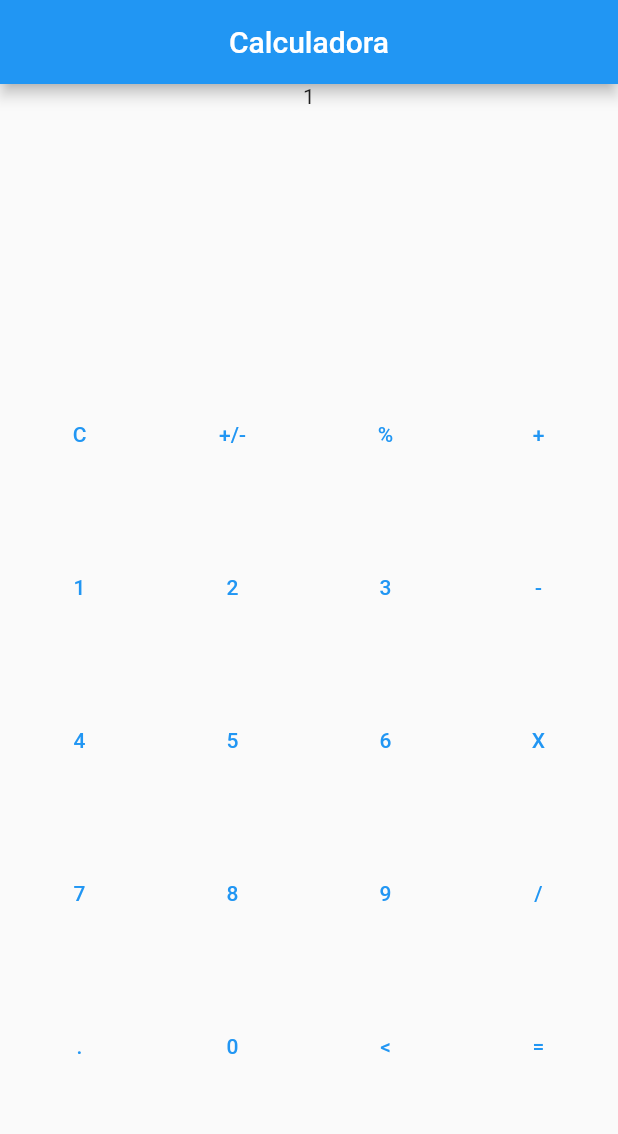
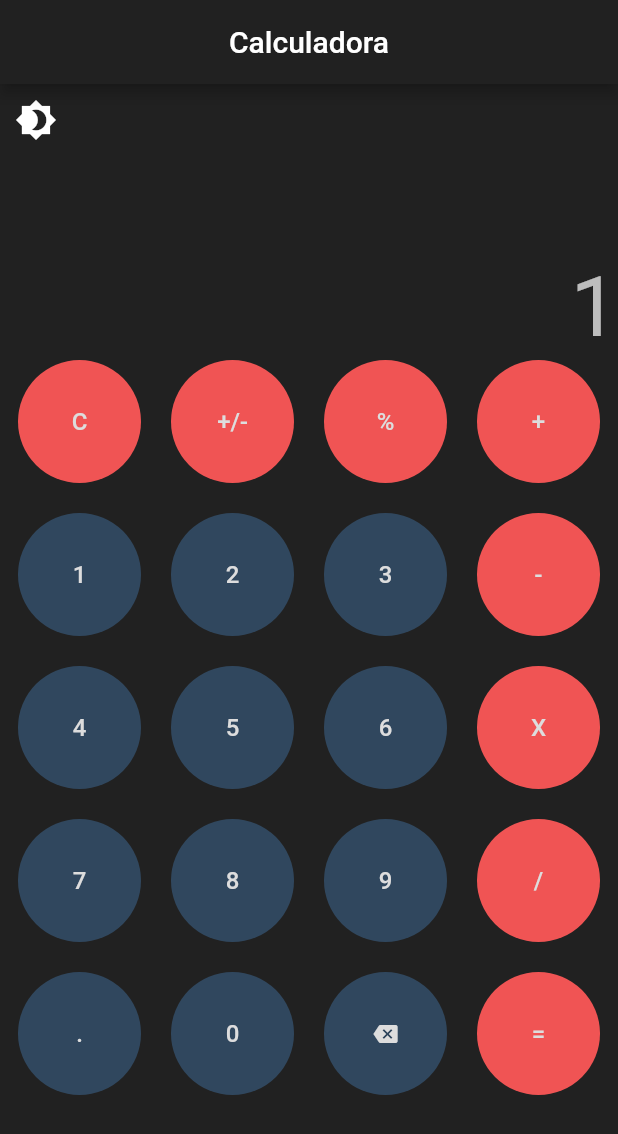
Before and after one commit to Misas10/Calculadora-Flutter, a Flutter app: the screen it shows after launch, after a tap on an icon or button, on a phone screen of 412 x 824 dp. Shown: the top 1134 px of the screen. Run offline on Flutter 3.47's test engine with Material 2 defaults, Android fonts, the phone set to English and light mode, and no system bars.

Commit message:
Ui changes

```diff
--- a/lib/app.dart
+++ b/lib/app.dart
@@ -3,6 +3,7 @@ import 'package:calculadora/providers/input_provider.dart';
 import 'package:flutter/material.dart';
 import 'package:provider/provider.dart';
 import 'widgets/buttons.dart';
+import 'providers/theme_provider.dart';
 
 class Interface extends StatefulWidget {
   @override
@@ -12,27 +13,49 @@ class Interface extends StatefulWidget {
 class _InterfaceState extends State<Interface> {
   @override
   Widget build(BuildContext context) {
-    String inputText = Provider.of<InputNumber>(context).num.toString();
+    final String inputText = Provider.of<InputNumber>(context).num.toString();
 
     return Container(
       child: Scaffold(
         appBar: AppBar(
-          title: Text("Calculadora"),
+          title: Text(
+            "Calculadora",
+          ),
           centerTitle: true,
         ),
         body: Column(
-          mainAxisAlignment: MainAxisAlignment.spaceEvenly,
+          mainAxisAlignment: MainAxisAlignment.spaceBetween,
+          crossAxisAlignment: CrossAxisAlignment.start,
           children: [
+            IconButton(
+              onPressed: () {
+                final provider =
+                    Provider.of<ThemeProvider>(context, listen: false);
+                provider.changeTheme();
+              },
+              // color: Colors.red,
+              icon: const Icon(
+                Icons.brightness_4,
+                size: 28,
+              ),
+            ),
+            SizedBox(height: 68),
             Consumer<InputNumber>(
               builder: (context, value, child) {
-                return Text(inputText);
+                return Container(
+                  constraints: BoxConstraints(maxHeight: 56),
+                  width: double.infinity,
+                  child: Text(
+                    inputText,
+                    textAlign: TextAlign.end,
+                    style: Theme.of(context).textTheme.headline2,
+                  ),
+                );
               },
             ),
-            SizedBox(
-              height: MediaQuery.of(context).size.height / 5,
+            Expanded(
+              child: Buttons(),
             ),
-            Expanded(child: Buttons()),
-            //SizedBox(height: MediaQuery.of(context).padding.bottom)
           ],
         ),
       ),
--- a/lib/main.dart
+++ b/lib/main.dart
@@ -1,8 +1,8 @@
-// import 'package:js/js.dart';
-import 'package:calculadora/app.dart';
 import 'package:calculadora/providers/input_provider.dart';
 import 'package:flutter/material.dart';
 import 'package:provider/provider.dart';
+import 'app.dart';
+import 'providers/theme_provider.dart';
 
 void main() {
   runApp(MyApp());
@@ -10,15 +10,20 @@ void main() {
 
 class MyApp extends StatelessWidget {
   @override
-  Widget build(BuildContext context) {
-    return MultiProvider(
+  Widget build(BuildContext context) => MultiProvider(
         providers: [
           ChangeNotifierProvider(create: (context) => InputNumber()),
+          ChangeNotifierProvider(create: (context) => ThemeProvider())
         ],
-      child: MaterialApp(
+        builder: (context, child) {
+          final _themeProvider = Provider.of<ThemeProvider>(context);
+          return MaterialApp(
+            theme: MyThemes.lightTheme,
+            darkTheme: MyThemes.darkTheme,
+            themeMode: _themeProvider.themeMode,
             debugShowCheckedModeBanner: false,
             home: Interface(),
-      ),
+          );
+        },
       );
 }
-}
--- /dev/null
+++ b/lib/providers/theme_provider.dart
@@ -0,0 +1,43 @@
+import 'package:flutter/cupertino.dart';
+import 'package:flutter/material.dart';
+
+class ThemeProvider extends ChangeNotifier {
+  ThemeMode themeMode = ThemeMode.dark;
+
+  bool get isDarkTheme => themeMode == ThemeMode.dark;
+
+  void changeTheme() {
+    if (!isDarkTheme)
+      themeMode = ThemeMode.dark;
+    else
+      themeMode = ThemeMode.light;
+    notifyListeners();
+  }
+}
+
+class MyThemes {
+  static final darkTheme = ThemeData(
+    scaffoldBackgroundColor: Colors.grey.shade900,
+    colorScheme: ColorScheme.dark(primary: Color(0xffDDDDDD)),
+  );
+
+  static final lightTheme = ThemeData(
+    scaffoldBackgroundColor: Colors.white,
+    colorScheme: ColorScheme.light(primary: Color(0xff456268)),
+    appBarTheme: AppBarTheme(
+      backgroundColor: Color(0xffD0E8F2),
+      textTheme: TextTheme(
+        headline6: TextStyle(
+          color: Color(0xff456268),
+          fontSize: 20,
+          fontWeight: FontWeight.bold,
+        ),
+      ),
+    ),
+    textTheme: TextTheme(
+      headline2: TextStyle(
+        color: Color(0xff456268),
+      ),
+    ),
+  );
+}
--- a/lib/widgets/buttons.dart
+++ b/lib/widgets/buttons.dart
@@ -1,4 +1,5 @@
 import 'package:calculadora/providers/input_provider.dart';
+import 'package:calculadora/providers/theme_provider.dart';
 import 'package:flutter/material.dart';
 import 'package:flutter_staggered_grid_view/flutter_staggered_grid_view.dart';
 import 'package:provider/provider.dart';
@@ -11,7 +12,7 @@ class Buttons extends StatefulWidget {
 // List of buttons in the calculator app
 
 class _ButtonsState extends State<Buttons> {
-  List<String> buttons = [
+  final List<String> buttons = [
     "C", // 0
     "+/-", // 1
     "%", // 2
@@ -39,16 +40,17 @@ class _ButtonsState extends State<Buttons> {
     // Create a GridView and
     // Allow us to change Tile's Cross and Main axix
     return StaggeredGridView.countBuilder(
-      padding: EdgeInsets.all(2),
+      physics: NeverScrollableScrollPhysics(),
+      padding: const EdgeInsets.all(2),
       crossAxisCount: 4,
       itemCount: buttons.length,
       itemBuilder: (context, index) {
-        return _buttons(context, buttons[index], index);
+        return Container(
+          child: _buttons(context, buttons[index], index),
+          padding: const EdgeInsets.all(10),
+        );
       },
       staggeredTileBuilder: (index) {
-        // if (index == 17) {
-        //   return StaggeredTile.count(2, 1);
-        // }
         return StaggeredTile.count(1, 1);
       },
     );
@@ -56,6 +58,7 @@ class _ButtonsState extends State<Buttons> {
 }
 
 TextButton _buttons(BuildContext context, String buttonLabel, int index) {
+  final isDarkTheme = Provider.of<ThemeProvider>(context).isDarkTheme;
   var num = Provider.of<InputNumber>(context).num;
   return TextButton(
     onPressed: () {
@@ -74,8 +77,7 @@ TextButton _buttons(BuildContext context, String buttonLabel, int index) {
         // button 'C'
         case 0:
           {
-              return Provider.of<InputNumber>(context, listen: false)
-                  .setNum("");
+            return Provider.of<InputNumber>(context, listen: false).setNum("");
           }
 
         // button '+/-'
@@ -134,12 +136,49 @@ TextButton _buttons(BuildContext context, String buttonLabel, int index) {
           }
       }
     },
-      child: Text(buttonLabel));
+    style: TextButton.styleFrom(
+      backgroundColor: _isOperator(buttonLabel, context, isDarkTheme),
+      shape: RoundedRectangleBorder(borderRadius: BorderRadius.circular(60)),
+    ),
+    child: _isDeleteButton(buttonLabel)
+        ? Text(
+            buttonLabel,
+            style: TextStyle(
+              fontSize: 16,
+            ),
+          )
+        : Icon(
+            Icons.backspace,
+            size: 16,
+          ),
+  );
 }
 
-bool _isOperator(String value) {
-  if (value == "+" || value == "-" || value == "X" || value == "/") {
+Color _isOperator(String value, BuildContext context, bool isDarkTheme) {
+  // For non-numbers buttons
+  // And see if is dark theme or light theme
+  // Setting differents colors for each theme
+  if (value == "+" ||
+      value == "-" ||
+      value == "X" ||
+      value == "/" ||
+      value == "C" ||
+      value == "+/-" ||
+      value == "%" ||
+      value == "=") {
+    if (isDarkTheme) {
+      return Color(0xffF05454);
+    }
+
+    return Color(0xffD0E8F2);
+  }
+
+  if (!isDarkTheme) return Color(0xffFFE8DF);
+
+  return Color(0xff30475E);
+}
+
+bool _isDeleteButton(String value) {
+  if (value == "<") return false;
   return true;
 }
-  return false;
-}
--- a/pubspec.yaml
+++ b/pubspec.yaml
@@ -31,6 +31,7 @@ dependencies:
   provider: ^5.0.0
   flutter_staggered_grid_view: ^0.4.0
   js: ^0.6.3
+  font_awesome_flutter: ^9.1.0
 
 dev_dependencies:
   flutter_test:
```
Also changed, not shown: pubspec.lock. Lines whose indentation alone changed are shown as unchanged.
